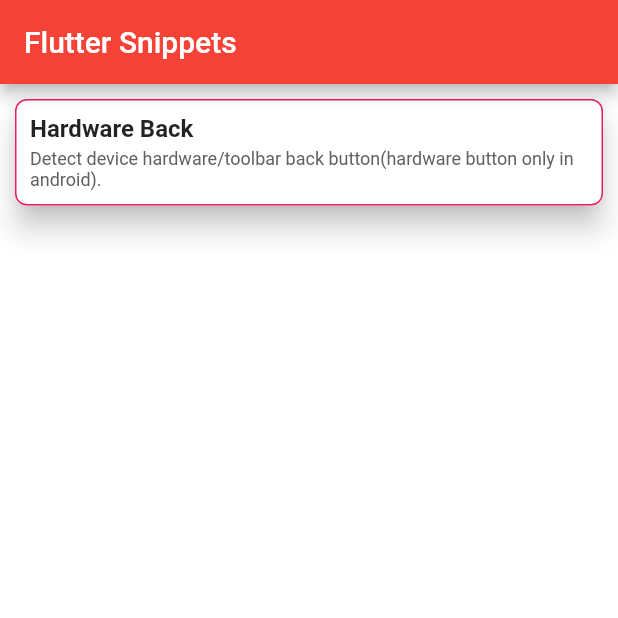
After one commit to ansh0437/FlutterSnippets, a Flutter app: the screen it shows after launch, after a tap on "Flutter Snippets", on a phone screen of 412 x 824 dp, the top half of it. The commit adds this screen. Run offline on Flutter 3.47's test engine with Material 2 defaults, Android fonts, the phone set to English and light mode, and no system bars.

Commit message:
Home List

```diff
--- a/lib/app/main.dart
+++ b/lib/app/main.dart
@@ -1,5 +1,6 @@
 import 'package:flutter/material.dart';
-import 'package:flutter_snippets/pages/splash/splash.dart';
+import 'package:flutter_snippets/app/routes.dart';
+import 'package:flutter_snippets/config/constants.dart';
 
 void main() {
   runApp(MyApp());
@@ -15,7 +16,8 @@ class MyApp extends StatelessWidget {
         primarySwatch: Colors.red,
         visualDensity: VisualDensity.adaptivePlatformDensity,
       ),
-      home: Splash(),
+      initialRoute: RouteName.splash,
+      routes: routes,
     );
   }
 }
--- a/lib/app/routes.dart
+++ b/lib/app/routes.dart
@@ -0,0 +1,11 @@
+import 'package:flutter/widgets.dart';
+import 'package:flutter_snippets/config/constants.dart';
+import 'package:flutter_snippets/pages/back/back.dart';
+import 'package:flutter_snippets/pages/home/home.dart';
+import 'package:flutter_snippets/pages/splash/splash.dart';
+
+final Map<String, WidgetBuilder> routes = <String, WidgetBuilder>{
+  RouteName.splash: (BuildContext context) => Splash(),
+  RouteName.home: (BuildContext context) => Home(),
+  RouteName.back: (BuildContext context) => Back(),
+};
--- /dev/null
+++ b/lib/config/constants.dart
@@ -0,0 +1,7 @@
+class RouteName {
+  static final splash = "/";
+  static final home = "/home";
+  static final login = "/login";
+  static final urlImage = "/urlImage";
+  static final back = "/back";
+}
--- /dev/null
+++ b/lib/models/tutorial.dart
@@ -0,0 +1,30 @@
+import 'dart:math';
+
+import 'package:flutter/material.dart';
+import 'package:flutter_snippets/config/constants.dart';
+import 'package:flutter_snippets/theme/style.dart';
+
+class Tutorial {
+  String title;
+  String description;
+  String routeName;
+  Color color;
+
+  Tutorial(this.title, this.description, this.routeName, this.color);
+
+  static List<Tutorial> getList() {
+    Random random = new Random();
+    int length = colors.length - 1;
+    return [
+      Tutorial(
+          "Hardware Back",
+          "Detect device hardware/toolbar back button(hardware button only in android).",
+          RouteName.back,
+          colors[random.nextInt(length)]),
+      // Tutorial("Login", "Simple login form with email & password fields.",
+      //     RouteName.login, colors[random.nextInt(length)]),
+      // Tutorial("Url Image", "Load image from url.", RouteName.urlImage,
+      //     colors[random.nextInt(length)]),
+    ];
+  }
+}
--- /dev/null
+++ b/lib/pages/back/back.dart
@@ -0,0 +1,47 @@
+import 'package:flutter/cupertino.dart';
+import 'package:flutter/material.dart';
+
+class Back extends StatefulWidget {
+  @override
+  _BackState createState() {
+    return _BackState();
+  }
+}
+
+class _BackState extends State<Back> {
+  Future<bool> _onBackPressed() {
+    return showDialog(
+      context: context,
+      builder: (context) => new AlertDialog(
+        content: Text('Back call detected.'),
+        actions: <Widget>[
+          GestureDetector(
+            onTap: () => Navigator.of(context).pop(false),
+            child: Text("Cancel"),
+          ),
+          SizedBox(height: 16),
+          GestureDetector(
+            onTap: () => Navigator.of(context).pop(true),
+            child: Text("Go Back"),
+          ),
+        ],
+      ),
+    );
+  }
+
+  @override
+  Widget build(BuildContext context) {
+    return WillPopScope(
+      onWillPop: _onBackPressed,
+      child: Scaffold(
+        appBar: AppBar(
+          title: Text("Back"),
+        ),
+        backgroundColor: Colors.white,
+        body: Center(
+          child: Text("Back Detector..."),
+        ),
+      ),
+    );
+  }
+}
--- /dev/null
+++ b/lib/pages/home/home.dart
@@ -0,0 +1,26 @@
+import 'package:flutter/material.dart';
+import 'package:flutter_snippets/models/tutorial.dart';
+
+import 'home_list.dart';
+
+class Home extends StatefulWidget {
+  @override
+  _HomeState createState() => _HomeState();
+}
+
+class _HomeState extends State<Home> {
+  @override
+  Widget build(BuildContext context) {
+    return Scaffold(
+      appBar: AppBar(
+        title: Text("Flutter Snippets"),
+      ),
+      backgroundColor: Colors.white,
+      body: HomeListView(homeDelegate: _handleHomeDelegate),
+    );
+  }
+
+  void _handleHomeDelegate(Tutorial tutorial) {
+    Navigator.of(context).pushNamed(tutorial.routeName);
+  }
+}
--- /dev/null
+++ b/lib/pages/home/home_list.dart
@@ -0,0 +1,69 @@
+import 'package:flutter/cupertino.dart';
+import 'package:flutter/material.dart';
+import 'package:flutter_snippets/models/tutorial.dart';
+import 'package:flutter_snippets/theme/style.dart';
+
+/// Home List Item Click Listener
+typedef void HomeDelegate(Tutorial tutorial);
+
+/// Home List View
+class HomeListView extends StatelessWidget {
+  HomeListView({this.homeDelegate}) : super();
+
+  final _tutorialList = Tutorial.getList();
+  final HomeDelegate homeDelegate;
+
+  @override
+  Widget build(BuildContext context) {
+    return ListView(
+      children: _tutorialList.map((Tutorial tutorial) {
+        return HomeListCell(
+          tutorial: tutorial,
+          homeDelegate: homeDelegate,
+        );
+      }).toList(),
+    );
+  }
+}
+
+/// Home List View Cell
+class HomeListCell extends StatelessWidget {
+  HomeListCell({this.tutorial, this.homeDelegate}) : super();
+
+  final Tutorial tutorial;
+  final HomeDelegate homeDelegate;
+
+  void _handleCardTap() {
+    homeDelegate(tutorial);
+  }
+
+  @override
+  Widget build(BuildContext context) {
+    return GestureDetector(
+      onTap: _handleCardTap,
+      child: Card(
+        margin: EdgeInsets.only(left: 10.0, top: 10.0, right: 10.0),
+        color: Colors.white,
+        shape: RoundedRectangleBorder(
+            borderRadius: BorderRadius.circular(8.0),
+            side: BorderSide(color: tutorial.color)),
+        elevation: 8,
+        child: Container(
+          padding: EdgeInsets.all(10.0),
+          child: Column(
+            crossAxisAlignment: CrossAxisAlignment.start,
+            children: <Widget>[
+              Container(
+                child: Text(tutorial.title, style: boldTitle()),
+              ),
+              Container(
+                margin: EdgeInsets.only(top: 4.0),
+                child: Text(tutorial.description, style: normalDescription()),
+              )
+            ],
+          ),
+        ),
+      ),
+    );
+  }
+}
--- a/lib/pages/splash/splash.dart
+++ b/lib/pages/splash/splash.dart
@@ -1,4 +1,5 @@
 import 'package:flutter/material.dart';
+import 'package:flutter_snippets/config/constants.dart';
 
 class Splash extends StatefulWidget {
   @override
@@ -6,16 +7,25 @@ class Splash extends StatefulWidget {
 }
 
 class _SplashState extends State<Splash> {
+  void _openHomePage() {
+    Navigator.popAndPushNamed(context, RouteName.home);
+    // Navigator.pushNamedAndRemoveUntil(
+    //     context, RouteName.home, (Route<dynamic> route) => false);
+    // Navigator.pushNamed(context, RouteName.home);
+  }
+
   @override
   Widget build(BuildContext context) {
     return Scaffold(
       backgroundColor: Colors.blue.shade900,
       body: Center(
+          child: GestureDetector(
+        onTap: _openHomePage,
         child: Text(
           "Flutter Snippets",
           style: TextStyle(color: Colors.white, fontSize: 24),
         ),
-      ),
+      )),
     );
   }
 }
--- a/lib/theme/style.dart
+++ b/lib/theme/style.dart
@@ -1,4 +1,20 @@
 import 'package:flutter/material.dart';
+
+final List colors = [
+  Colors.red.shade500,
+  Colors.blue.shade500,
+  Colors.yellow.shade500,
+  Colors.green.shade500,
+  Colors.pink.shade500,
+  Colors.purple.shade500,
+  Colors.orange.shade500,
+  Colors.grey.shade500,
+  Colors.blueGrey.shade500,
+  Colors.brown.shade500,
+  Colors.cyan.shade500,
+  Colors.indigo.shade500,
+  Colors.teal.shade500,
+];
 
 ThemeData appTheme() {
   return ThemeData(
@@ -12,3 +28,11 @@ ThemeData appTheme() {
     canvasColor: Colors.black,
   );
 }
+
+TextStyle boldTitle() {
+  return TextStyle(fontWeight: FontWeight.bold, fontSize: 16);
+}
+
+TextStyle normalDescription() {
+  return TextStyle(fontWeight: FontWeight.normal, fontSize: 12, color: Colors.grey.shade700);
+}
```
Also changed, not shown: lib/config/delegates.dart (added), 4 other files.
